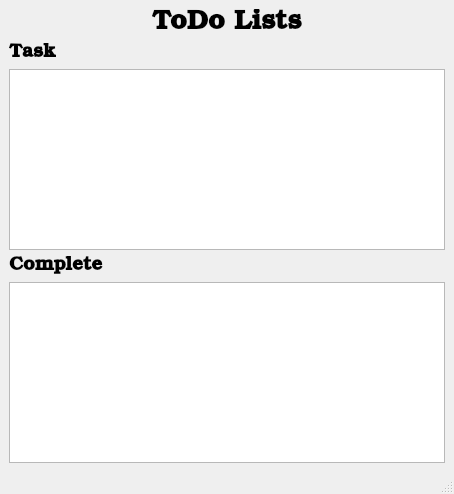
Old version of the form mainwindow.ui in the repository Jomart02/ToDo.
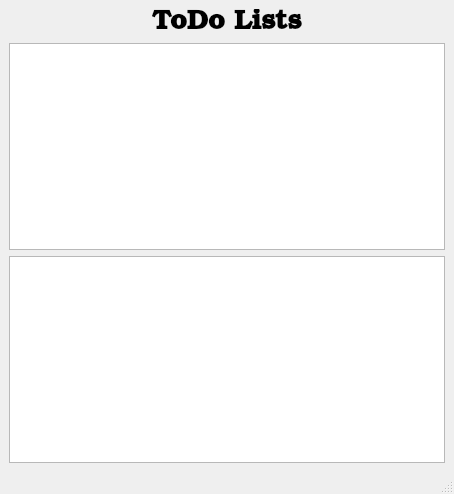
New version of the form.

The edit to the form file:
```diff
--- a/mainwindow.ui
+++ b/mainwindow.ui
@@ -67,43 +67,9 @@
      </layout>
     </item>
     <item row="1" column="0">
-     <widget class="QLabel" name="label_2">
-      <property name="font">
-       <font>
-        <family>URW Bookman</family>
-        <pointsize>14</pointsize>
-        <weight>75</weight>
-        <bold>true</bold>
-       </font>
-      </property>
-      <property name="text">
-       <string>Task</string>
-      </property>
-     </widget>
+     <widget class="QListView" name="listView_new"/>
     </item>
     <item row="2" column="0">
-     <widget class="QListView" name="listView_new">
-      <property name="dragEnabled">
-       <bool>true</bool>
-      </property>
-     </widget>
-    </item>
-    <item row="3" column="0">
-     <widget class="QLabel" name="label_3">
-      <property name="font">
-       <font>
-        <family>URW Bookman</family>
-        <pointsize>14</pointsize>
-        <weight>75</weight>
-        <bold>true</bold>
-       </font>
-      </property>
-      <property name="text">
-       <string>Complete</string>
-      </property>
-     </widget>
-    </item>
-    <item row="4" column="0">
      <widget class="QListView" name="listView_complete"/>
     </item>
    </layout>
```
Left out of the diff: 6 changed lines with no effect on the pictures.
